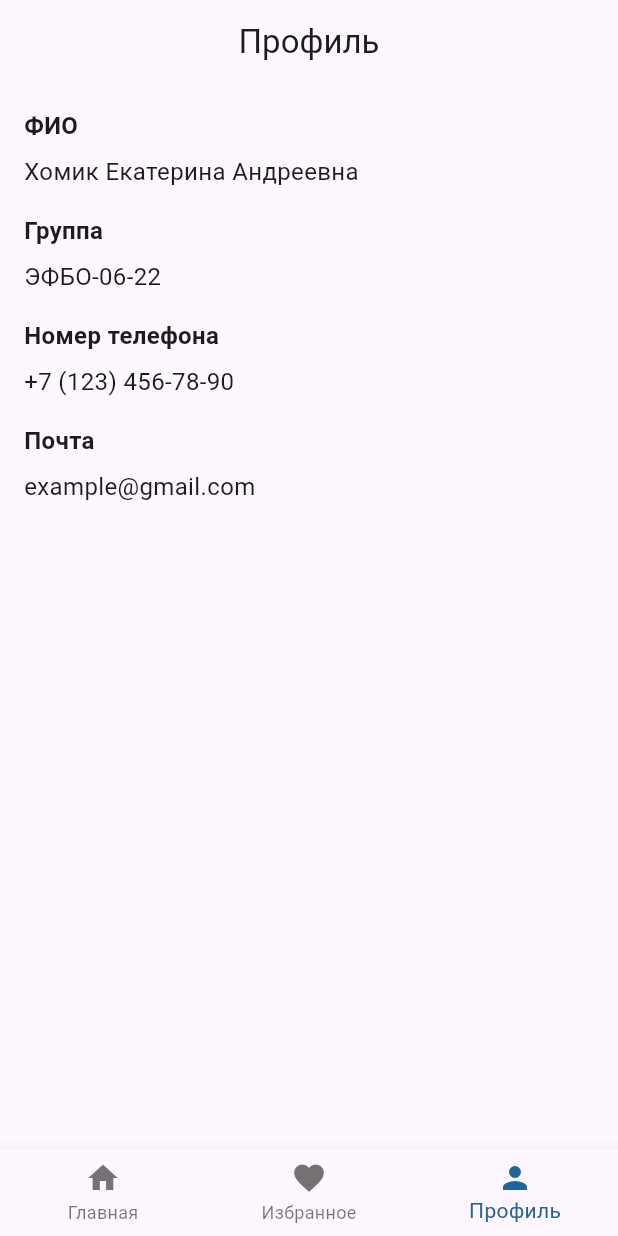
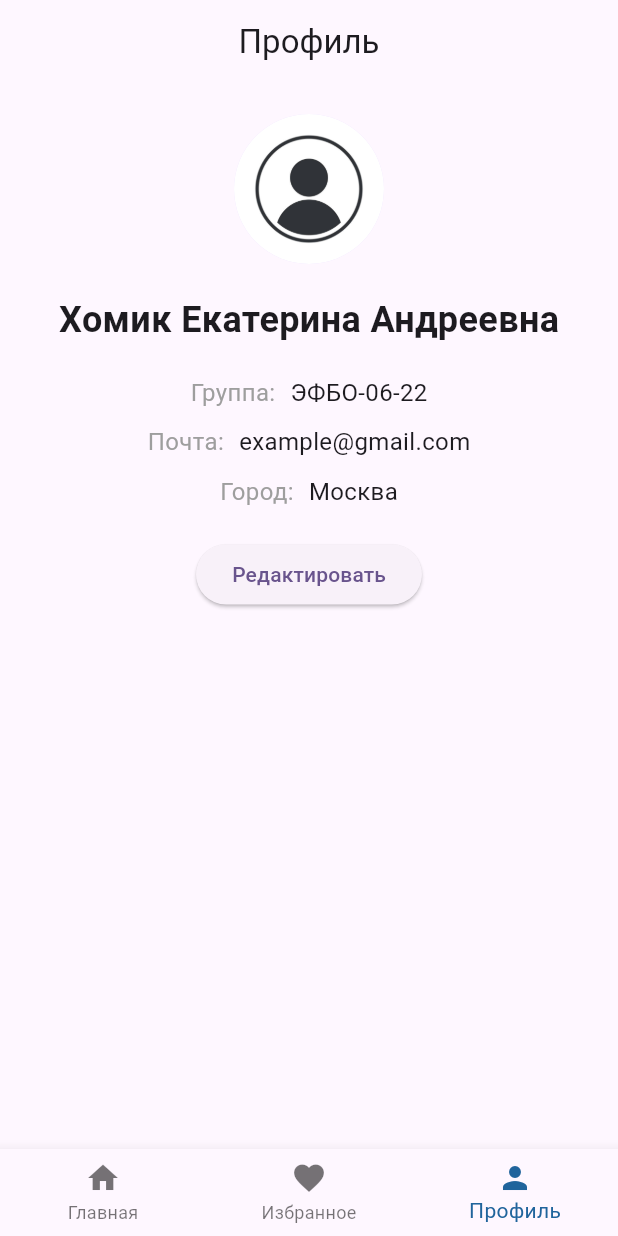
Before and after one commit to KatrinKH/pcs_6, a Flutter app: the screen it shows after launch, item 3 of the bottom bar chosen, on a phone screen of 412 x 824 dp. Run offline on Flutter 3.47's test engine with Material 3 defaults, Android fonts, the phone set to English and light mode, and no system bars.

Commit message:
Редактирование и сохранение

```diff
--- a/lib/pages/profile_page.dart
+++ b/lib/pages/profile_page.dart
@@ -1,12 +1,86 @@
 import 'package:flutter/material.dart';
 
-class ProfilePage extends StatelessWidget {
+class UserData {
+  static final UserData _instance = UserData._internal();
+
+  factory UserData() {
+    return _instance;
+  }
+
+  UserData._internal();
+
+  String name = 'Хомик Екатерина Андреевна';
+  String group = 'ЭФБО-06-22';
+  String email = 'example@gmail.com';
+  String city = 'Москва';
+
+  void updateUserData(String newName, String newGroup, String newEmail, String newCity) {
+    name = newName;
+    group = newGroup;
+    email = newEmail;
+    city = newCity;
+  }
+}
+
+class ProfilePage extends StatefulWidget {
   const ProfilePage({super.key});
 
-  final String name = 'Хомик Екатерина Андреевна';
-  final String group = 'ЭФБО-06-22';
-  final String phoneNumber = '+7 (123) 456-78-90';
-  final String email = 'example@gmail.com';
+  @override
+  _ProfilePageState createState() => _ProfilePageState();
+}
+
+class _ProfilePageState extends State<ProfilePage> {
+  final UserData _userData = UserData();
+
+  void _editProfile() {
+    showDialog(
+      context: context,
+      builder: (BuildContext context) {
+        final TextEditingController nameController = TextEditingController(text: _userData.name);
+        final TextEditingController groupController = TextEditingController(text: _userData.group);
+        final TextEditingController emailController = TextEditingController(text: _userData.email);
+        final TextEditingController cityController = TextEditingController(text: _userData.city);
+
+        return AlertDialog(
+          title: const Text('Редактировать профиль'),
+          content: SingleChildScrollView(
+            child: Column(
+              mainAxisSize: MainAxisSize.min,
+              children: [
+                TextField(controller: nameController, decoration: const InputDecoration(labelText: 'Имя Фамилия')),
+                TextField(controller: groupController, decoration: const InputDecoration(labelText: 'Группа')),
+                TextField(
+                  controller: emailController,
+                  decoration: const InputDecoration(labelText: 'Почта'),
+                  keyboardType: TextInputType.emailAddress,
+                ),
+                TextField(controller: cityController, decoration: const InputDecoration(labelText: 'Город')),
+              ],
+            ),
+          ),
+          actions: [
+            TextButton(
+              child: const Text('Отмена'),
+              onPressed: () => Navigator.of(context).pop(),
+            ),
+            TextButton(
+              child: const Text('Сохранить'),
+              onPressed: () {
+                _userData.updateUserData(
+                  nameController.text,
+                  groupController.text,
+                  emailController.text,
+                  cityController.text,
+                );
+                Navigator.of(context).pop();
+                setState(() {});
+              },
+            ),
+          ],
+        );
+      },
+    );
+  }
 
   @override
   Widget build(BuildContext context) {
@@ -14,30 +88,54 @@ class ProfilePage extends StatelessWidget {
       appBar: AppBar(
         title: const Center(child: Text('Профиль')),
       ),
-      body: Padding(
-        padding: const EdgeInsets.all(16.0),
-        child: Column(
-          crossAxisAlignment: CrossAxisAlignment.start,
-          children: [
-            const Text('ФИО', style: TextStyle(fontSize: 16, fontWeight: FontWeight.bold)),
-            const SizedBox(height: 8),
-            Text(name, style: const TextStyle(fontSize: 16)),
-            const SizedBox(height: 16),
+      body: SingleChildScrollView(
+        child: Center(
+          child: Column(
+            mainAxisAlignment: MainAxisAlignment.center,
+            children: [
+              const SizedBox(height: 20),
+              const CircleAvatar(
+                radius: 50,
+                backgroundImage: AssetImage('assets/profile/unknown.jpg')),
+              const SizedBox(height: 20),
 
-            const Text('Группа', style: TextStyle(fontSize: 16, fontWeight: FontWeight.bold)),
-            const SizedBox(height: 8),
-            Text(group, style: const TextStyle(fontSize: 16)),
-            const SizedBox(height: 16),
+              Text(
+                _userData.name,
+                style: const TextStyle(fontSize: 24, fontWeight: FontWeight.bold)),
+              const SizedBox(height: 20),
 
-            const Text('Номер телефона', style: TextStyle(fontSize: 16, fontWeight: FontWeight.bold)),
-            const SizedBox(height: 8),
-            Text(phoneNumber, style: const TextStyle(fontSize: 16)),
-            const SizedBox(height: 16),
+              Row(
+                mainAxisAlignment: MainAxisAlignment.center,
+                children: [
+                  const Text('Группа:', style: TextStyle(fontSize: 16, color: Colors.grey)),
+                  const SizedBox(width: 10),
+                  Text(_userData.group, style: const TextStyle(fontSize: 16)),
+                ],
+              ),
+              const SizedBox(height: 10),
 
-            const Text('Почта', style: TextStyle(fontSize: 16, fontWeight: FontWeight.bold)),
-            const SizedBox(height: 8),
-            Text(email, style: const TextStyle(fontSize: 16)),
-          ],
+              Row(
+                mainAxisAlignment: MainAxisAlignment.center,
+                children: [
+                  const Text('Почта:', style: TextStyle(fontSize: 16, color: Colors.grey)),
+                  const SizedBox(width: 10),
+                  Text(_userData.email, style: const TextStyle(fontSize: 16))]),
+              const SizedBox(height: 10),
+
+              Row(
+                mainAxisAlignment: MainAxisAlignment.center,
+                children: [
+                  const Text('Город:', style: TextStyle(fontSize: 16, color: Colors.grey)),
+                  const SizedBox(width: 10),
+                  Text(_userData.city, style: const TextStyle(fontSize: 16))]),
+              const SizedBox(height: 20),
+
+              ElevatedButton(
+                onPressed: _editProfile,
+                child: const Text('Редактировать'),
+              ),
+            ],
+          ),
         ),
       ),
     );
```
